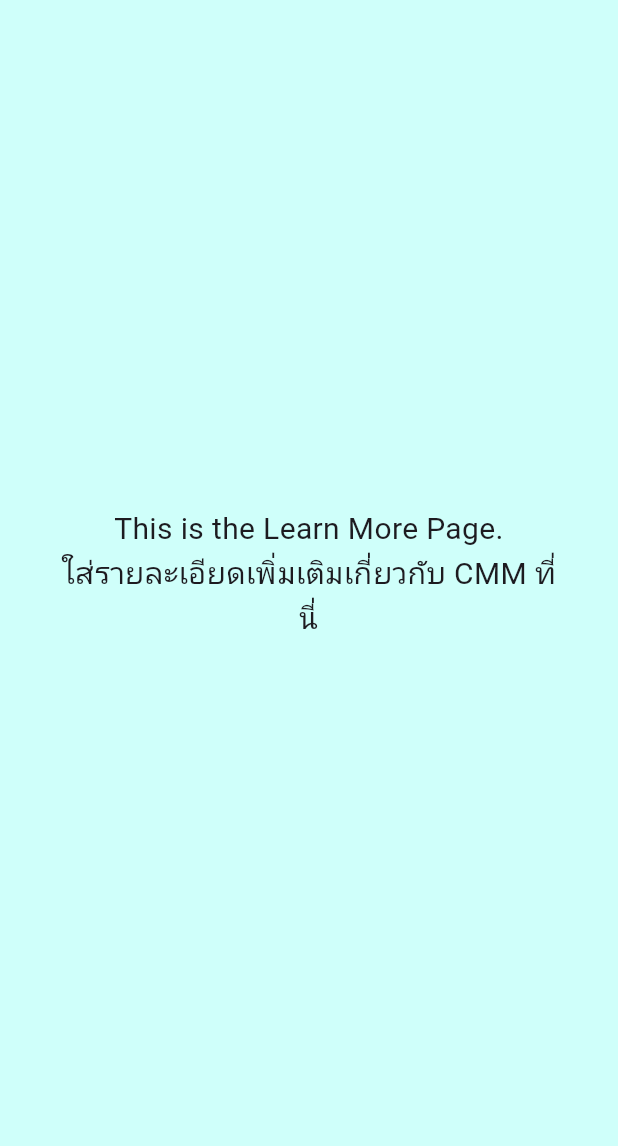
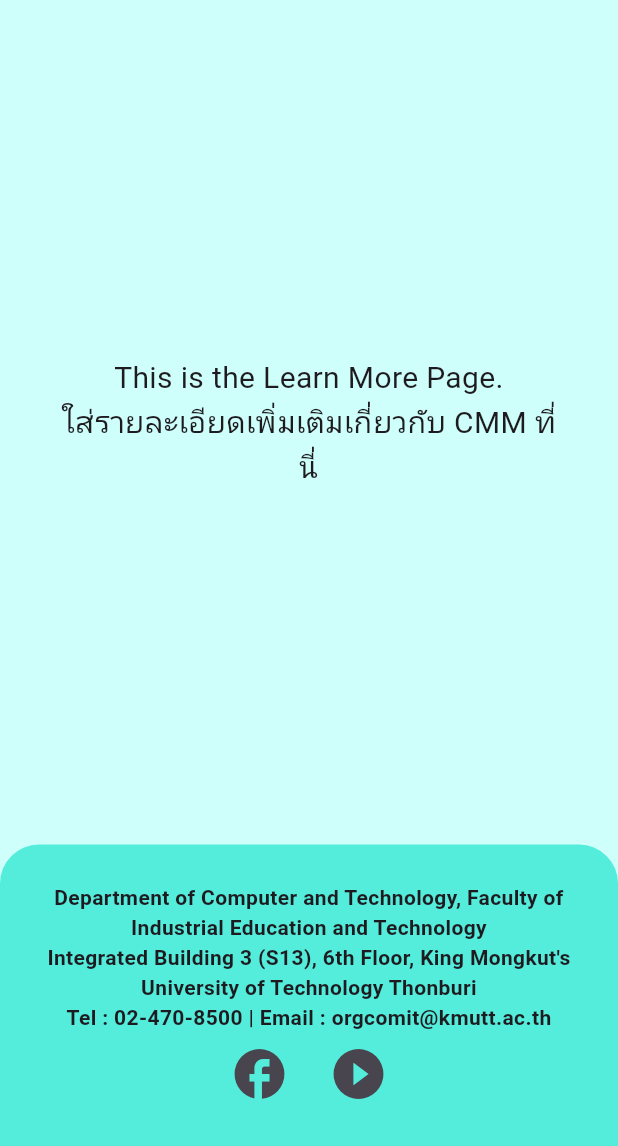
Before and after one commit to Tonpai2004/cmm322flutterapp, a Flutter app: the HomePage screen opened directly, after a tap on "Learn more...", on a phone screen of 412 x 824 dp, the part 90-1236 px from its top. Run offline on Flutter 3.47's test engine with Material 3 defaults, Android fonts, the light colour scheme and no system bars; our stand-ins replace chewie, video_player; network calls fail.

Commit message:
Update : 21/04/25 : Add Footer_2

```diff
--- a/lib/footer.dart
+++ b/lib/footer.dart
@@ -4,10 +4,10 @@
 class Footer extends StatelessWidget {
   const Footer({super.key});
 
-  // เพิ่มฟังก์ชัน _launchURL
   Future<void> _launchURL(String url) async {
-    if (await canLaunch(url)) {
-      await launch(url);
+    final Uri uri = Uri.parse(url);
+    if (await canLaunchUrl(uri)) {
+      await launchUrl(uri);
     } else {
       throw 'Could not launch $url';
     }
@@ -19,7 +19,7 @@
       width: double.infinity,
       decoration: const BoxDecoration(
         color: Color(0xFF54EDDC),
-        borderRadius: BorderRadius.vertical(top: Radius.circular(40)),
+        borderRadius: BorderRadius.vertical(top: Radius.circular(26)),
       ),
       child: Padding(
         padding: const EdgeInsets.all(20.0),
@@ -27,15 +27,14 @@
           mainAxisAlignment: MainAxisAlignment.center, // จัดให้อยู่กลางในแนวตั้ง
           crossAxisAlignment: CrossAxisAlignment.center, // จัดให้อยู่กลางในแนวนอน
           children: [
-            SizedBox(height: 20.0),
+            SizedBox(height: 5.0),
             const Text(
               'Department of Computer and Technology, Faculty of Industrial Education and Technology\n'
                   "Integrated Building 3 (S13), 6th Floor, King Mongkut's University of Technology Thonburi\n"
                   'Tel : 02-470-8500 | Email : orgcomit@kmutt.ac.th',
-              style: TextStyle(fontWeight: FontWeight.bold, fontSize: 16),
+              style: TextStyle(fontWeight: FontWeight.bold, fontSize: 14),
               textAlign: TextAlign.center, // จัดข้อความให้อยู่กลาง
             ),
-            SizedBox(height: 10.0),
             Row(
               mainAxisAlignment: MainAxisAlignment.center, // จัดให้ปุ่มในแถวอยู่กลาง
               children: [
--- a/lib/learnmore.dart
+++ b/lib/learnmore.dart
@@ -1,6 +1,7 @@
 import 'package:flutter/material.dart';
 import 'homepage.dart';
 import 'navbar.dart';
+import 'footer.dart';
 
 class LearnMorePage extends StatefulWidget {
   const LearnMorePage({super.key});
@@ -50,6 +51,7 @@
                     ),
                   ),
                 ),
+                const Footer(),
               ],
             ),
           ],
```
